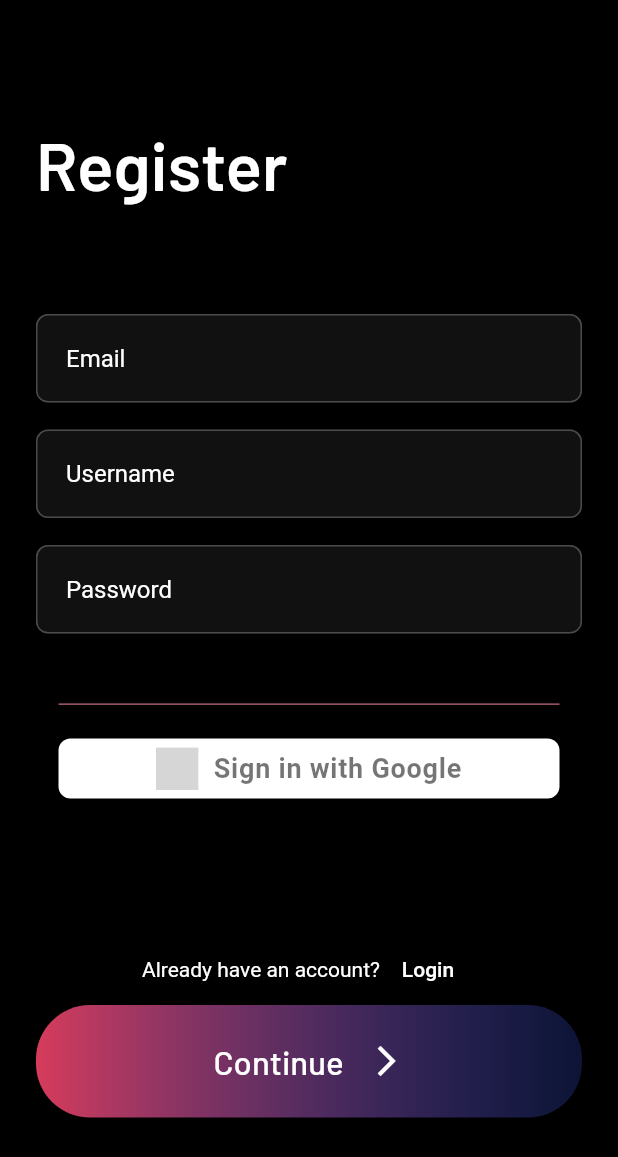
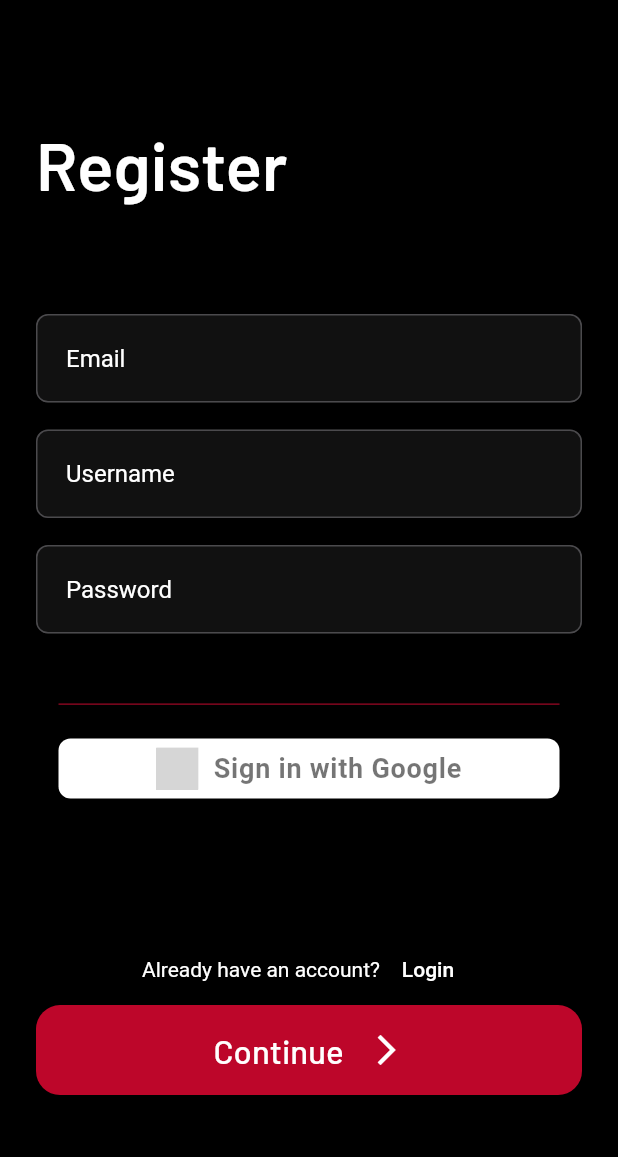
Before and after one commit to yogeshbhutkar/thenotes-android, a Flutter app: the screen it shows after launch, after a tap on "Register", on a phone screen of 412 x 824 dp. Shown: the top 1157 px of the screen. Run offline on Flutter 3.47's test engine with Material 2 defaults, Android fonts, the phone set to English and light mode, and no system bars; drawn by our look-alikes of auto_size_text, modal_progress_hud_nsn; our stand-ins replace auth_buttons, cloud_firestore, file_picker, firebase_auth, firebase_core, firebase_storage and 3 more; missing offline and left inert: flutter_pdfview; accounts and stored records are empty; grey boxes are pictures that could not be loaded.

Commit message:
Imporvisation of UI

```diff
--- a/lib/Screens/already_logged_in.dart
+++ b/lib/Screens/already_logged_in.dart
@@ -57,8 +57,9 @@ class _AlreadyLoggedState extends State<AlreadyLogged> {
             child: Text(
               'Log Out',
               style: GoogleFonts.barlow(
-                fontSize: 18,
-              ),
+                  fontSize: 18,
+                  color: const Color.fromARGB(255, 247, 11, 58),
+                  fontWeight: FontWeight.w600),
             ),
           ),
         )
--- a/lib/Screens/login_screen.dart
+++ b/lib/Screens/login_screen.dart
@@ -37,6 +37,7 @@ class _LoginScreenState extends State<LoginScreen> {
             padding: const EdgeInsets.symmetric(horizontal: 24.0),
             child: SafeArea(
               child: ListView(
+                physics: const BouncingScrollPhysics(),
                 children: <Widget>[
                   Column(
                     crossAxisAlignment: CrossAxisAlignment.start,
@@ -90,7 +91,7 @@ class _LoginScreenState extends State<LoginScreen> {
                   const Padding(
                     padding: EdgeInsets.all(15.0),
                     child: Divider(
-                      color: Color.fromARGB(255, 245, 138, 159),
+                      color: Color.fromARGB(255, 196, 9, 46),
                     ),
                   ),
                   Padding(
--- a/lib/Screens/registration_screen.dart
+++ b/lib/Screens/registration_screen.dart
@@ -63,6 +63,7 @@ class _RegistrationScreenState extends State<RegistrationScreen> {
         child: Padding(
           padding: const EdgeInsets.symmetric(horizontal: 24.0),
           child: ListView(
+            physics: const BouncingScrollPhysics(),
             children: <Widget>[
               Column(
                 crossAxisAlignment: CrossAxisAlignment.stretch,
@@ -145,7 +146,7 @@ class _RegistrationScreenState extends State<RegistrationScreen> {
                   const Padding(
                     padding: EdgeInsets.all(15.0),
                     child: Divider(
-                      color: Color.fromARGB(255, 245, 138, 159),
+                      color: Color.fromARGB(255, 196, 9, 46),
                     ),
                   ),
                   Padding(
--- a/lib/Screens/upload_file.dart
+++ b/lib/Screens/upload_file.dart
@@ -105,7 +105,7 @@ class _AddFileState extends State<AddFile> {
           // ignore: use_build_context_synchronously
           Navigator.pop(context);
         },
-        child: const Icon(Icons.done_outline_rounded),
+        child: const Icon(Icons.done_all_rounded),
       ),
     );
   }
--- a/lib/components/rounded_button.dart
+++ b/lib/components/rounded_button.dart
@@ -16,16 +16,17 @@ class RoundButton extends StatelessWidget {
       onTap: onpress,
       child: Container(
         width: MediaQuery.of(context).size.width * 0.8,
-        height: 75.0,
-        decoration: BoxDecoration(
-          borderRadius: const BorderRadius.all(Radius.circular(36)),
-          gradient: LinearGradient(
-            colors: [
-              const Color(0xFFFC466B).withOpacity(0.85),
-              const Color(0xFF3F5EFB).withOpacity(0.21),
-            ],
-          ),
-        ),
+        height: 60.0,
+        decoration: const BoxDecoration(
+            borderRadius: BorderRadius.all(Radius.circular(16)),
+            color: Color.fromARGB(255, 189, 6, 42)
+            // gradient: LinearGradient(
+            //   colors: [
+            //     const Color(0xFFFC466B).withOpacity(0.85),
+            //     const Color(0xFF3F5EFB).withOpacity(0.21),
+            //   ],
+            // ),
+            ),
         child: Row(
           mainAxisAlignment: MainAxisAlignment.center,
           children: [
--- a/lib/constants.dart
+++ b/lib/constants.dart
@@ -60,8 +60,7 @@ const kTextFieldDecoration = InputDecoration(
     borderRadius: BorderRadius.all(Radius.circular(8)),
   ),
   focusedBorder: OutlineInputBorder(
-    borderSide:
-        BorderSide(color: Color.fromARGB(255, 245, 138, 159), width: 2.0),
+    borderSide: BorderSide(color: Color.fromARGB(255, 163, 6, 37), width: 2.0),
     borderRadius: BorderRadius.all(Radius.circular(8)),
   ),
 );
--- a/lib/pages/search.dart
+++ b/lib/pages/search.dart
@@ -119,7 +119,7 @@ class _SearchPageState extends State<SearchPage> {
                     style: TextStyle(color: Colors.white),
                   );
                 } else {
-                  return const Center(child: CircularProgressIndicator());
+                  return const Text('');
                 }
               },
             ),
```
Also changed, not shown: lib/Screens/home_page.dart (+17 -3 lines), lib/pages/welcome_page.dart (+23 -23 lines), 8 other files.
